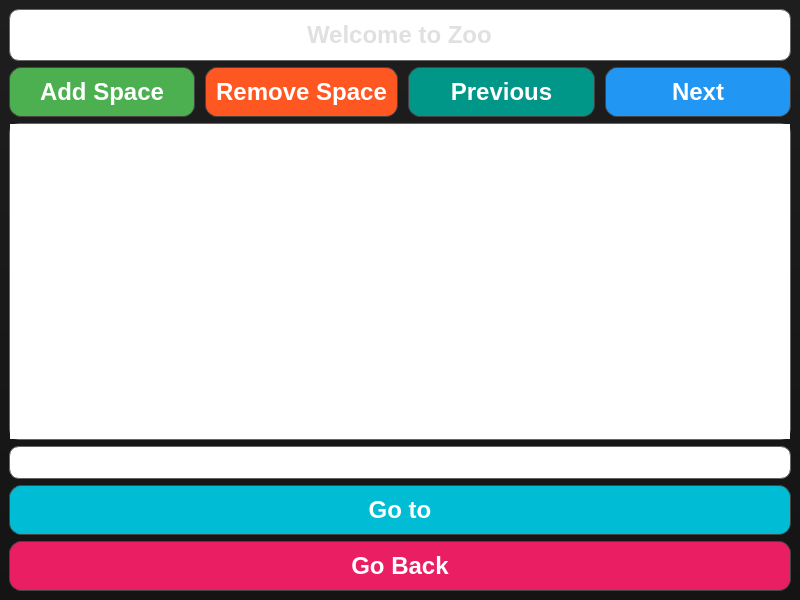
Old version of the form MonkeyZooManager/qt/zoo_areas.ui in the repository woobe-studio/MonkeyZooManager.
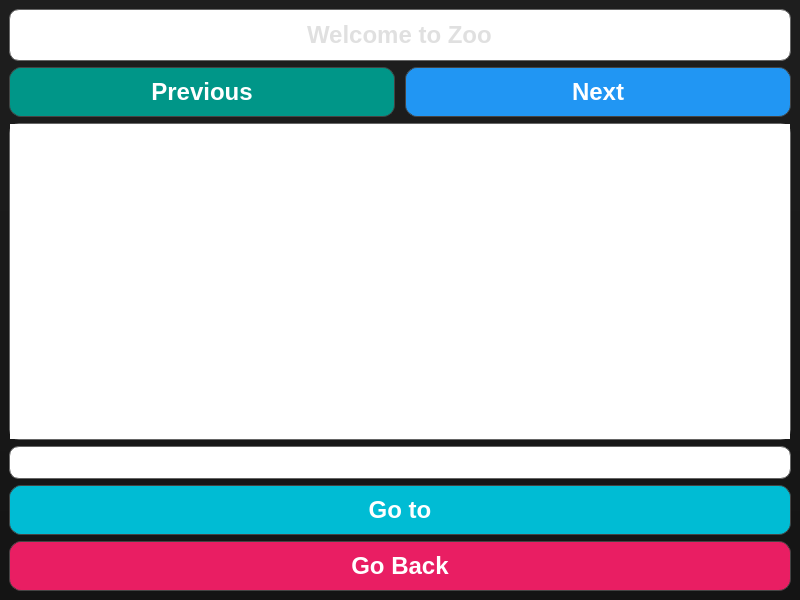
New version of the form.

Commit message: deleted add / remove space from zoo_areas.ui

Patch:
```diff
--- a/MonkeyZooManager/qt/zoo_areas.ui
+++ b/MonkeyZooManager/qt/zoo_areas.ui
@@ -73,76 +73,6 @@
       <property name="spacing">
        <number>10</number>
       </property>
-      <item>
-       <widget class="QPushButton" name="AddSpace">
-        <property name="font">
-         <font>
-          <pointsize>18</pointsize>
-          <bold>true</bold>
-         </font>
-        </property>
-        <property name="styleSheet">
-         <string notr="true">QPushButton {
-background-color: #4CAF50;  /* Modern green */
-color: #ffffff;
-border-radius: 12px;
-border: 1px solid #444;
-padding: 10px;
-font-weight: bold;
-transition: background-color 0.3s, transform 0.3s;
-}
-
-QPushButton:hover {
-background-color: #388E3C;  /* Darker green on hover */
-transform: scale(1.05);
-}
-
-QPushButton:pressed {
-background-color: #2C6B2F;  /* Darker green on press */
-transform: scale(0.95);
-}
-</string>
-        </property>
-        <property name="text">
-         <string>Add Space</string>
-        </property>
-       </widget>
-      </item>
-      <item>
-       <widget class="QPushButton" name="RemoveSpace">
-        <property name="font">
-         <font>
-          <pointsize>18</pointsize>
-          <bold>true</bold>
-         </font>
-        </property>
-        <property name="styleSheet">
-         <string notr="true">QPushButton {
-background-color: #FF5722;  /* Deep orange */
-color: #ffffff;
-border-radius: 12px;
-border: 1px solid #444;
-padding: 10px;
-font-weight: bold;
-transition: background-color 0.3s, transform 0.3s;
-}
-
-QPushButton:hover {
-background-color: #E64A19;  /* Darker orange on hover */
-transform: scale(1.05);
-}
-
-QPushButton:pressed {
-background-color: #BF360C;  /* Darker orange on press */
-transform: scale(0.95);
-}
-</string>
-        </property>
-        <property name="text">
-         <string>Remove Space</string>
-        </property>
-       </widget>
-      </item>
       <item>
        <widget class="QPushButton" name="Previous">
         <property name="font">
```
